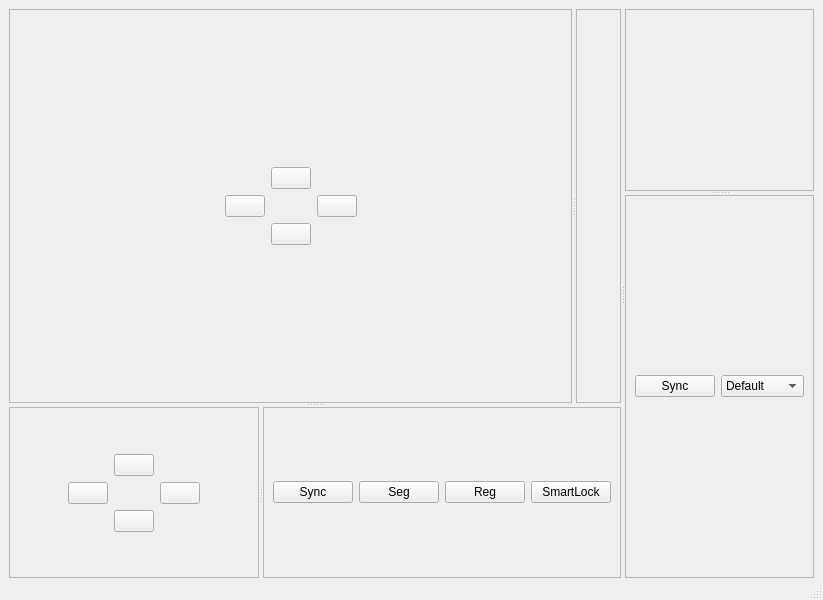
timeanddoctor/pystuff, file vtk/SmartLock3.ui: the form before one commit.
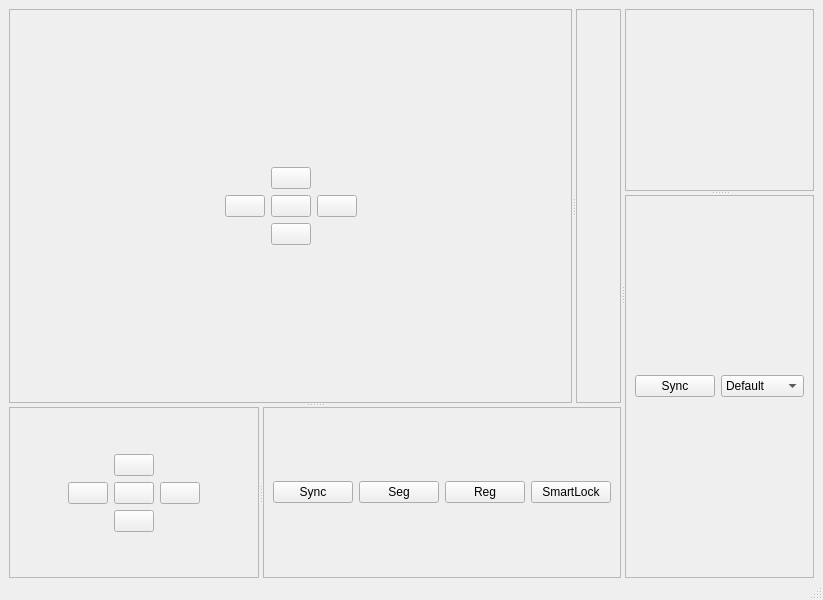
The form after the commit.

The edit to the form file:
```diff
--- a/vtk/SmartLock3.ui
+++ b/vtk/SmartLock3.ui
@@ -90,6 +90,9 @@
                  <item row="1" column="2">
                   <widget class="QPushButton" name="btnRightElevation"/>
                  </item>
+		 <item row="1" column="1">
+		   <widget class="QPushButton" name="btnResetElevation"/>
+		 </item>
                  <item row="2" column="1">
                   <widget class="QPushButton" name="btnDownElevation"/>
                  </item>
@@ -206,6 +209,9 @@
                  <item row="1" column="2">
                   <widget class="QPushButton" name="btnRightAzimuth"/>
                  </item>
+		 <item row="1" column="1">
+		   <widget class="QPushButton" name="btnResetAzimuth"/>
+		 </item>
                  <item row="2" column="1">
                   <widget class="QPushButton" name="btnDownAzimuth"/>
                  </item>
```
